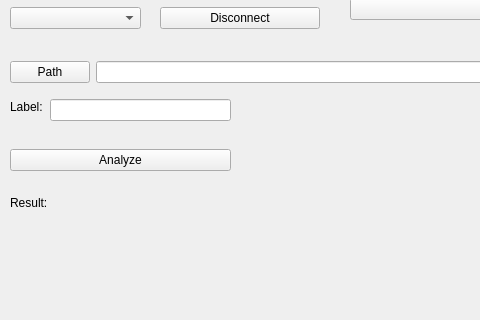
pvesouza/Bioconnect, file mainwindow.ui: the form before one commit; both pictures show x 0 to 480 and y 131 to 451 of the 801 by 618 pixel window.
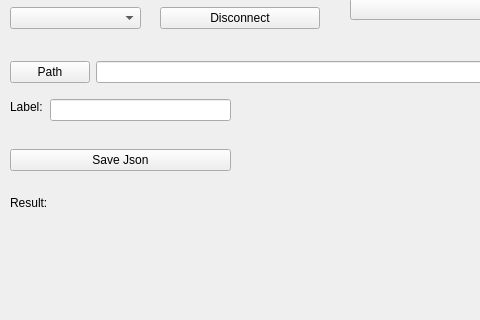
The form after the commit.

Commit message: Implementation of json and file saved with labels. This is important to acquire and analyze data after measurements

Patch:
```diff
--- a/mainwindow.ui
+++ b/mainwindow.ui
@@ -206,7 +206,7 @@
      <item>
       <widget class="QPushButton" name="pushButton_analyze">
        <property name="text">
-        <string>Analyze</string>
+        <string>Save Json</string>
        </property>
       </widget>
      </item>
```
The commit also changes 6 other files.
